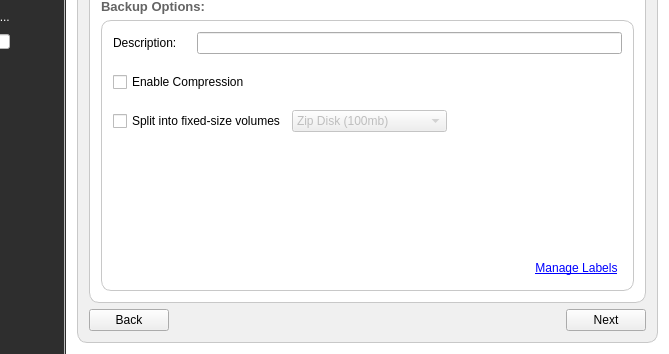
The window that qt/backup2/mainwindow.ui (darkstar62/tribble-backup) describes before a commit, drawn with Qt 5; both pictures show x 131 to 800 and y 257 to 611 of the 800 by 611 pixel window.
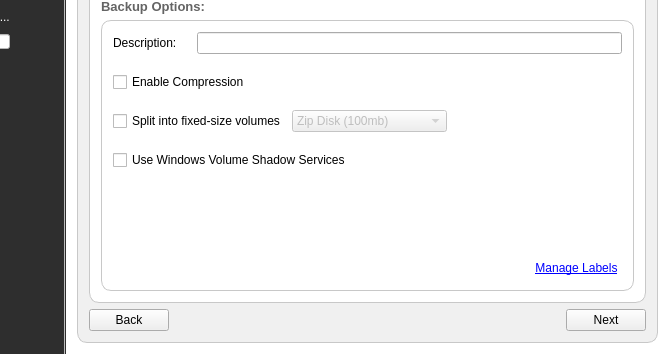
The same window after the commit. The open tabs and pages were chosen to show the change. Icons and pictures are not drawn.

Commit message:
Add elapsed / remaining time, more backup logging, enable or disable VSS.
This change adds elapsed and remaining time estimation to the backup UI, and a
bit more logging during the backup so the user is more aware of what's going on.
I also added a new checkbox to the options to allow a user to enable or disable
VSS when supported.  This way I can test backups without having to run as
administrator.

```diff
--- a/qt/backup2/mainwindow.ui
+++ b/qt/backup2/mainwindow.ui
@@ -1425,6 +1425,19 @@
                                 </item>
                                </layout>
                               </item>
+                              <item>
+                               <widget class="QCheckBox" name="backup_use_vss">
+                                <property name="toolTip">
+                                 <string>&lt;html&gt;&lt;head/&gt;&lt;body&gt;&lt;p&gt;Windows volume shadow services (VSS) is a service provided by Windows which allows backup programs to copy files in use safely.&lt;/p&gt;&lt;/body&gt;&lt;/html&gt;</string>
+                                </property>
+                                <property name="whatsThis">
+                                 <string>Windows volume shadow services (VSS) is a service provided by Windows which allows backup programs to copy files in use safely.</string>
+                                </property>
+                                <property name="text">
+                                 <string>Use Windows Volume Shadow Services</string>
+                                </property>
+                               </widget>
+                              </item>
                               <item>
                                <spacer name="verticalSpacer">
                                 <property name="orientation">
```
Left out of the diff: 2 changed lines with no effect on the pictures. The commit also changes 8 other files.
